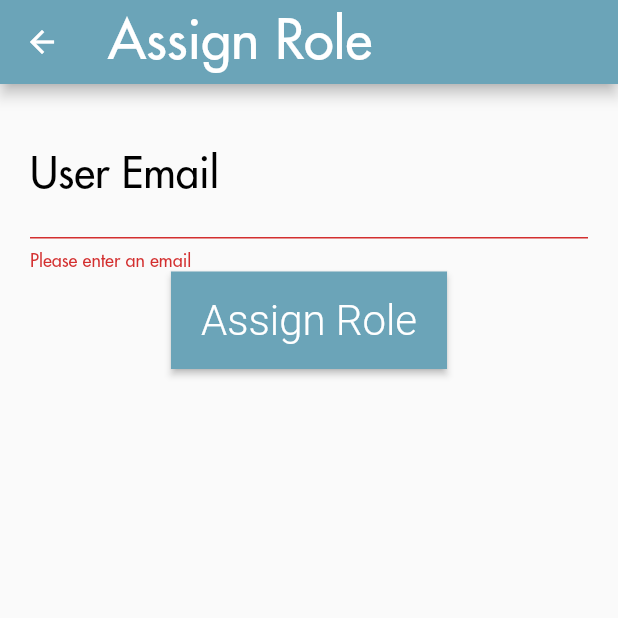
After one commit to Animo-Dashboard/Animo-Coffee, a Flutter app: the AssignRolePage screen opened by its route, after a tap on "Assign Role", on a phone screen of 412 x 824 dp, the top half of it. The commit adds this screen. Run offline on Flutter 3.47's test engine with Material 2 defaults, Android fonts, the phone set to English and light mode, and no system bars; our stand-ins replace cloud_firestore, email_validator, firebase_auth, firebase_core, fl_chart, flutter_blue and 1 more; missing offline and left inert: mailer; accounts and stored records are empty.

Commit message:
test and roleChange page added
admin page unit test and added Role change page in the admin navbar

```diff
--- a/animo/lib/main.dart
+++ b/animo/lib/main.dart
@@ -2,6 +2,7 @@ import 'dart:async';
 import 'package:animo/pages/MaintenanceSelection_page.dart';
 import 'package:animo/pages/addNewDevice_page.dart';
 import 'package:animo/pages/admin_page.dart';
+import 'package:animo/pages/admin_roleChange_page.dart';
 import 'package:animo/pages/calciumLevels_page.dart';
 import 'package:animo/pages/dashboard_page.dart';
 import 'package:animo/pages/deviceStatistics_page.dart';
@@ -73,7 +74,8 @@ class MyApp extends StatelessWidget {
         '/deviceStatistics': (context) => const DeviceStatisticsPage(),
         '/machineSpecs': (context) => MachineSpecsPage(),
         '/maintenance': (context) => MaintenanceSelectionPage(),
-        '/api': (context) => ZipCodeSearchPage()
+        '/api': (context) => ZipCodeSearchPage(),
+        '/roleChange': (context) => AssignRolePage()
       },
     );
   }
--- /dev/null
+++ b/animo/lib/pages/admin_roleChange_page.dart
@@ -0,0 +1,77 @@
+import 'package:cloud_firestore/cloud_firestore.dart';
+import 'package:firebase_auth/firebase_auth.dart';
+import 'package:flutter/material.dart';
+
+class AssignRolePage extends StatefulWidget {
+  @override
+  AssignRolePageState createState() => AssignRolePageState();
+}
+
+class AssignRolePageState extends State<AssignRolePage> {
+  final GlobalKey<FormState> _formKey = GlobalKey<FormState>();
+  final TextEditingController _emailController = TextEditingController();
+
+  void _assignRole() async {
+    if (_formKey.currentState!.validate()) {
+      String email = _emailController.text;
+
+      try {
+        // Check if the user document exists before updating the role
+        QuerySnapshot userSnapshot = await FirebaseFirestore.instance
+            .collection('Users')
+            .where('email', isEqualTo: email)
+            .get();
+
+        if (userSnapshot.docs.isNotEmpty) {
+          // Update the user's role in the Firestore entry
+          DocumentReference userDocRef = userSnapshot.docs.first.reference;
+          await userDocRef.update({'role': 'dealer'});
+          print('Role assigned successfully.');
+        } else {
+          print('User with email $email does not exist.');
+        }
+      } catch (error) {
+        print('Error assigning role: $error');
+      }
+
+      await Future.delayed(Duration(seconds: 5));
+      Navigator.pop(context); // Return to the previous page
+    }
+  }
+
+  @override
+  Widget build(BuildContext context) {
+    return Scaffold(
+      appBar: AppBar(
+        title: Text('Assign Role'),
+      ),
+      body: Padding(
+        padding: const EdgeInsets.all(20.0),
+        child: Form(
+          key: _formKey,
+          child: Column(
+            children: [
+              TextFormField(
+                controller: _emailController,
+                decoration: InputDecoration(
+                  labelText: 'User Email',
+                  hintText: 'Enter the email of the user',
+                ),
+                validator: (value) {
+                  if (value == null || value.isEmpty) {
+                    return 'Please enter an email';
+                  }
+                  return null;
+                },
+              ),
+              ElevatedButton(
+                onPressed: _assignRole,
+                child: Text('Assign Role'),
+              ),
+            ],
+          ),
+        ),
+      ),
+    );
+  }
+}
```
Also changed, not shown: animo/lib/pages/admin_page.dart (+7 -0 lines), animo/pubspec.lock, 6 other files.
